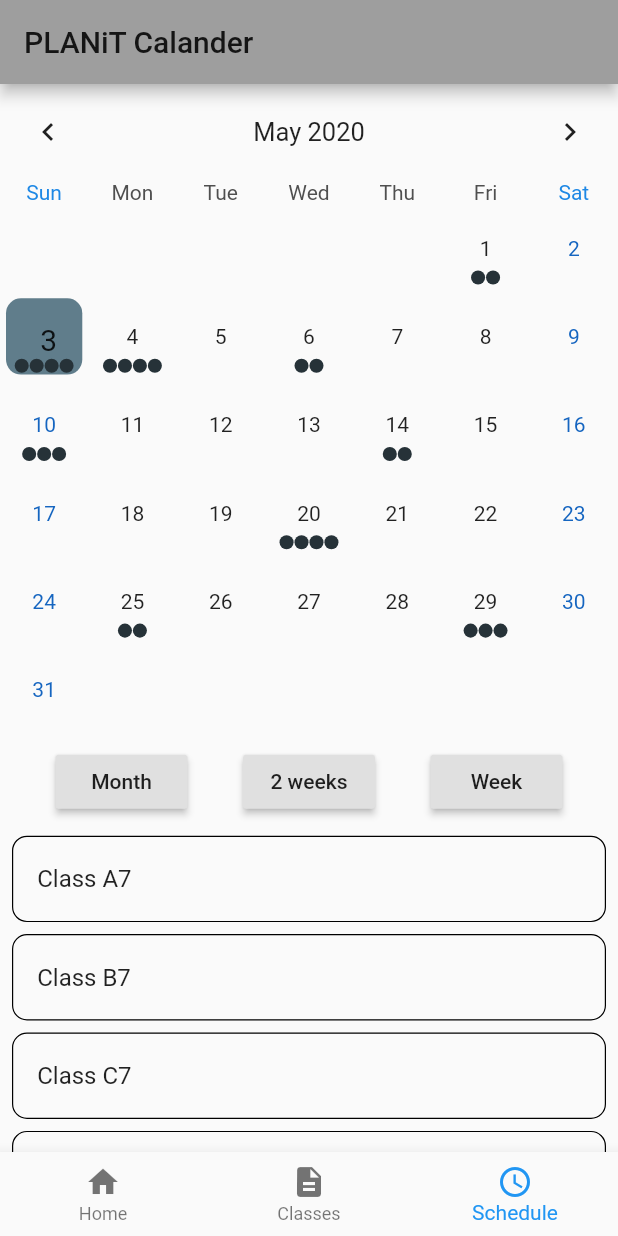
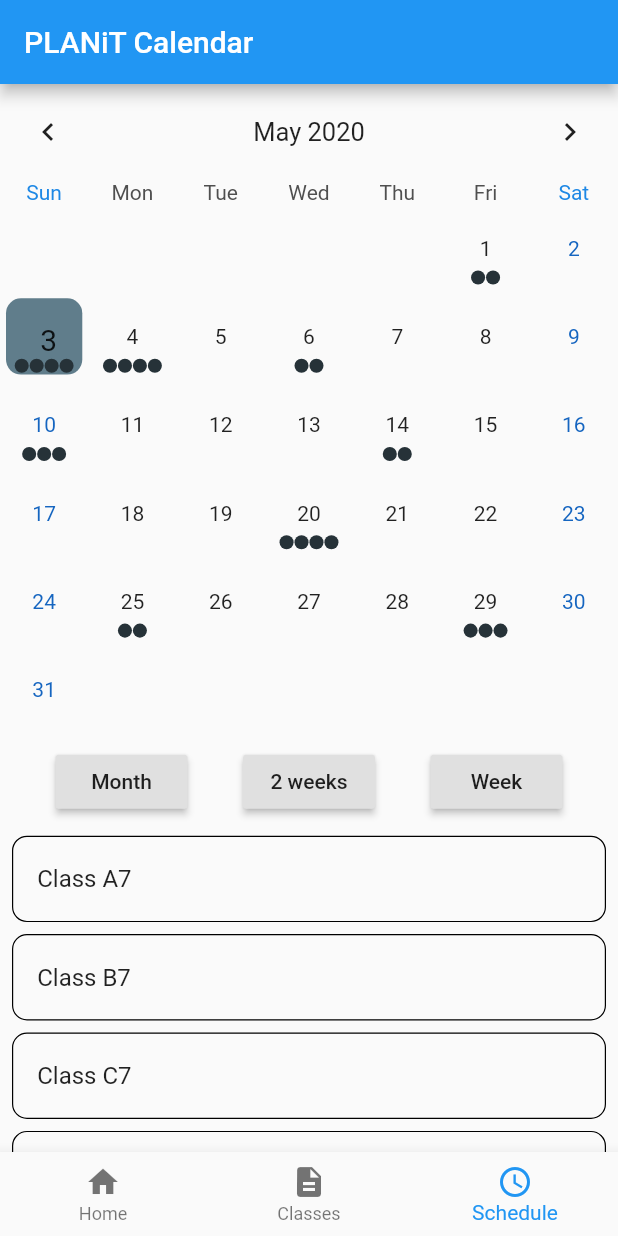
Before and after one commit to sef202/PLANiT, a Flutter app: the screen it shows once a user with an empty profile is signed in, item 3 of the bottom bar chosen, on a phone screen of 412 x 824 dp. Run offline on Flutter 3.47's test engine with Material 2 defaults, Android fonts, the phone set to English and light mode, and no system bars; drawn by our look-alikes of table_calendar; our stand-ins replace auto_size_text, cloud_firestore, firebase_auth, firebase_storage, flutter_datetime_picker, flutter_speed_dial and 2 more; accounts and stored records are empty.

Commit message:
Fixed calendar gui

```diff
--- a/lib/home/schedule.dart
+++ b/lib/home/schedule.dart
@@ -353,20 +353,8 @@ class SchedulePage extends StatelessWidget {
   Widget build(BuildContext context) {
     return MaterialApp(
       debugShowCheckedModeBanner: false,
-      title: 'Flutter Calander',
-      theme: ThemeData(
-        // This is the theme of your application.
-        //
-        // Try running your application with "flutter run". You'll see the
-        // application has a blue toolbar. Then, without quitting the app, try
-        // changing the primarySwatch below to Colors.green and then invoke
-        // "hot reload" (press "r" in the console where you ran "flutter run",
-        // or simply save your changes to "hot reload" in a Flutter IDE).
-        // Notice that the counter didn't reset back to zero; the application
-        // is not restarted.
-        primarySwatch: Colors.grey,
-      ),
-      home: MySchedulePage(title: 'PLANiT Calander'),
+      title: 'Flutter Calendar',
+      home: MySchedulePage(title: 'PLANiT Calendar'),
     );
   }
 }
```
